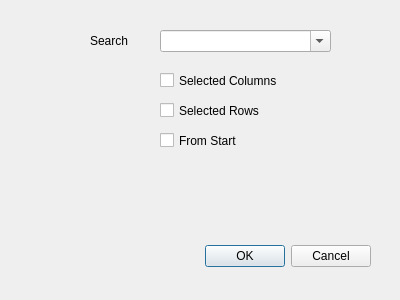
Above: ui/search_dialog.ui from djellemah/clevic before the change. Below: the same form after it.
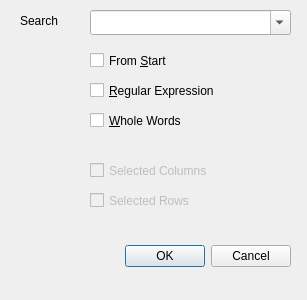
That is the form after the change. Icons and pictures are not drawn.

Commit message: search dialog partly working

```diff
--- a/ui/search_dialog.ui
+++ b/ui/search_dialog.ui
@@ -8,7 +8,7 @@
    <rect>
     <x>0</x>
     <y>0</y>
-    <width>400</width>
+    <width>307</width>
     <height>300</height>
    </rect>
   </property>
@@ -23,7 +23,7 @@
     <rect>
      <x>30</x>
      <y>240</y>
-     <width>341</width>
+     <width>261</width>
      <height>32</height>
     </rect>
    </property>
@@ -35,11 +35,14 @@
    </property>
   </widget>
   <widget class="QCheckBox" name="selected_rows" >
+   <property name="enabled" >
+    <bool>false</bool>
+   </property>
    <property name="geometry" >
     <rect>
-     <x>160</x>
-     <y>100</y>
-     <width>131</width>
+     <x>90</x>
+     <y>190</y>
+     <width>191</width>
      <height>21</height>
     </rect>
    </property>
@@ -48,11 +51,14 @@
    </property>
   </widget>
   <widget class="QCheckBox" name="selected_columns" >
+   <property name="enabled" >
+    <bool>false</bool>
+   </property>
    <property name="geometry" >
     <rect>
-     <x>160</x>
-     <y>70</y>
-     <width>131</width>
+     <x>90</x>
+     <y>160</y>
+     <width>191</width>
      <height>21</height>
     </rect>
    </property>
@@ -63,8 +69,8 @@
   <widget class="QLabel" name="search_label" >
    <property name="geometry" >
     <rect>
-     <x>90</x>
-     <y>30</y>
+     <x>20</x>
+     <y>10</y>
      <width>51</width>
      <height>21</height>
     </rect>
@@ -82,10 +88,10 @@
   <widget class="QComboBox" name="search_text" >
    <property name="geometry" >
     <rect>
-     <x>160</x>
-     <y>30</y>
-     <width>171</width>
-     <height>22</height>
+     <x>90</x>
+     <y>10</y>
+     <width>201</width>
+     <height>25</height>
     </rect>
    </property>
    <property name="focusPolicy" >
@@ -98,14 +104,40 @@
   <widget class="QCheckBox" name="from_start" >
    <property name="geometry" >
     <rect>
-     <x>160</x>
-     <y>130</y>
-     <width>78</width>
+     <x>90</x>
+     <y>50</y>
+     <width>191</width>
      <height>21</height>
     </rect>
    </property>
    <property name="text" >
-    <string>From Start</string>
+    <string>From &amp;Start</string>
+   </property>
+  </widget>
+  <widget class="QCheckBox" name="regex" >
+   <property name="geometry" >
+    <rect>
+     <x>90</x>
+     <y>80</y>
+     <width>191</width>
+     <height>21</height>
+    </rect>
+   </property>
+   <property name="text" >
+    <string>&amp;Regular Expression</string>
+   </property>
+  </widget>
+  <widget class="QCheckBox" name="whole_words" >
+   <property name="geometry" >
+    <rect>
+     <x>90</x>
+     <y>110</y>
+     <width>191</width>
+     <height>21</height>
+    </rect>
+   </property>
+   <property name="text" >
+    <string>&amp;Whole Words</string>
    </property>
   </widget>
  </widget>
```
Left out of the diff: 6 changed lines with no effect on the pictures. The commit also changes 6 other files.
